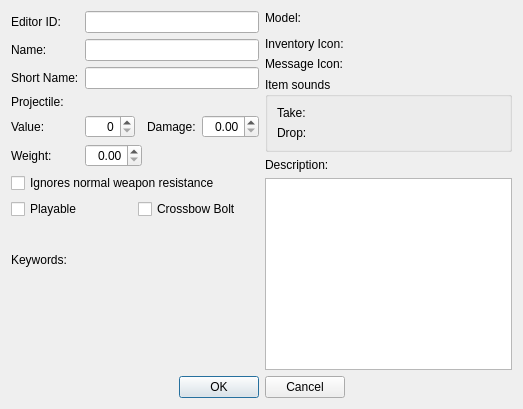
DavidJCobb/DovahKit, file native/src/DovahKit/ui/form_windows/ammo.ui: the form before one commit.
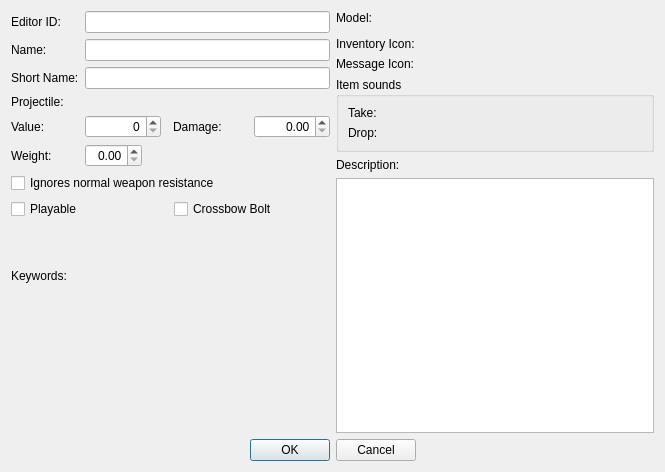
The form after the commit. Custom widgets are drawn as their Qt base class.

The edit to the form file:
```diff
--- a/native/src/DovahKit/ui/form_windows/ammo.ui
+++ b/native/src/DovahKit/ui/form_windows/ammo.ui
@@ -2,6 +2,14 @@
 <ui version="4.0">
  <class>FormDialogAmmo</class>
  <widget class="QDialog" name="FormDialogAmmo">
+  <property name="geometry">
+   <rect>
+    <x>0</x>
+    <y>0</y>
+    <width>665</width>
+    <height>472</height>
+   </rect>
+  </property>
   <property name="windowTitle">
    <string>Ammo</string>
   </property>
```
Left out of the diff: 4 changed lines with no effect on the pictures.
